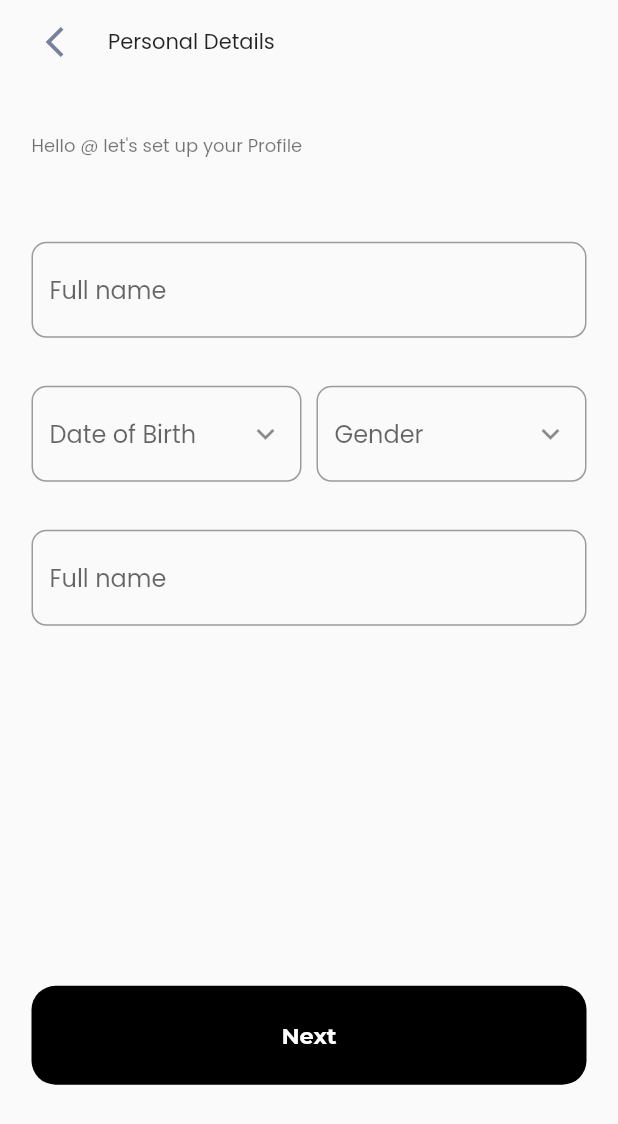
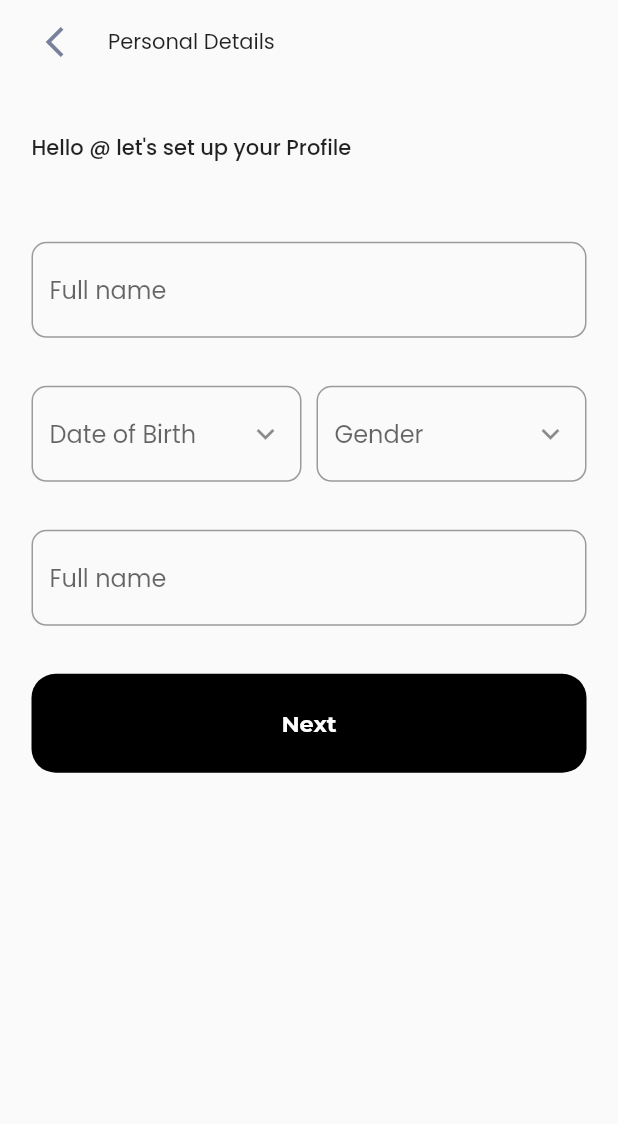
Before and after one commit to akored3/Crate_fire, a Flutter app: the SetUpProfile screen opened by its route, on a phone screen of 412 x 824 dp. Shown: the top 1124 px of the screen. Run offline on Flutter 3.47's test engine with Material 2 defaults, Android fonts, the phone set to English and light mode, and no system bars; our stand-ins replace cloud_firestore, firebase_auth, firebase_core, google_fonts, quickalert; accounts and stored records are empty; network calls fail.

Commit message:
little changes

```diff
--- a/lib/main.dart
+++ b/lib/main.dart
@@ -25,7 +25,7 @@ void main() {
       title: 'Crate_fire',
       theme: lightThemeData,
       darkTheme: darkThemeData,
-      home: const SetUpProfile(),
+      home: const HomePage(),
     ),
   );
 }
--- a/lib/views/setup_profile.dart
+++ b/lib/views/setup_profile.dart
@@ -120,24 +120,23 @@ class _SetUpProfileState extends State<SetUpProfile> {
                       child: Column(
                         children: [
                           Container(
-                          margin:
-                              const EdgeInsets.only(bottom: defaultPadding * 2),
+                            margin: const EdgeInsets.only(
+                                bottom: defaultPadding * 2),
                             height: MediaQuery.of(context).size.height / 20,
                             width: MediaQuery.of(context).size.width,
                             // color: Colors.white,
                             child: Text(
                                 'Hello @$username let\'s set up your Profile',
-                              style: Theme.of(context).textTheme.bodySmall),
+                                style: Theme.of(context).textTheme.labelLarge),
                           ),
                           UserDataInputField(
                             input: _fullName,
                             hintText: 'Full name',
                           ),
-                        Container(
-                          margin: const EdgeInsets.only(
-                              top: defaultPadding * 2,
-                              bottom: defaultPadding * 2),
-                          child: Row(
+                          const SizedBox(
+                            height: defaultPadding * 2,
+                          ),
+                          Row(
                             children: [
                               Expanded(
                                 child: TextFormField(
@@ -174,16 +173,17 @@ class _SetUpProfileState extends State<SetUpProfile> {
                               ),
                             ],
                           ),
+                          const SizedBox(
+                            height: defaultPadding * 2,
                           ),
                           UserDataInputField(
                             input: _country,
                             hintText: 'Full name',
                           ),
-                        Container(
-                          margin: const EdgeInsets.only(
-                            top: defaultPadding * 15,
+                          const SizedBox(
+                            height: defaultPadding * 2,
                           ),
-                          child: GestureDetector(
+                          GestureDetector(
                             onTap: () async {
                               late final fullName = _fullName.text;
                               late final dateOfBirth = _dateOfBirth.text;
@@ -203,10 +203,8 @@ class _SetUpProfileState extends State<SetUpProfile> {
                                 textColor: Colors.white,
                                 buttonText: 'Next'),
                           ),
-                        )
                         ],
-                    ),
-                  );
+                      ));
                 } else {
                   return const GetStartedPage();
                 }
```
Lines whose indentation alone changed are shown as unchanged.
